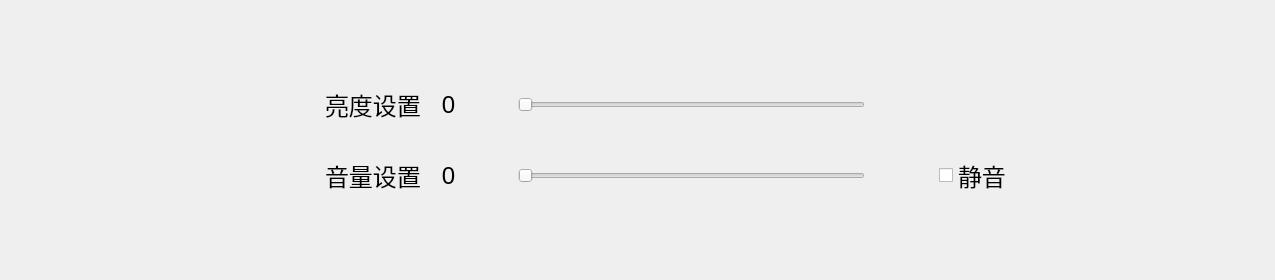
Cohen0415/YunQue-Ticker, file app/Ticker/features/settingPage/settingpage.ui: the form before one commit.
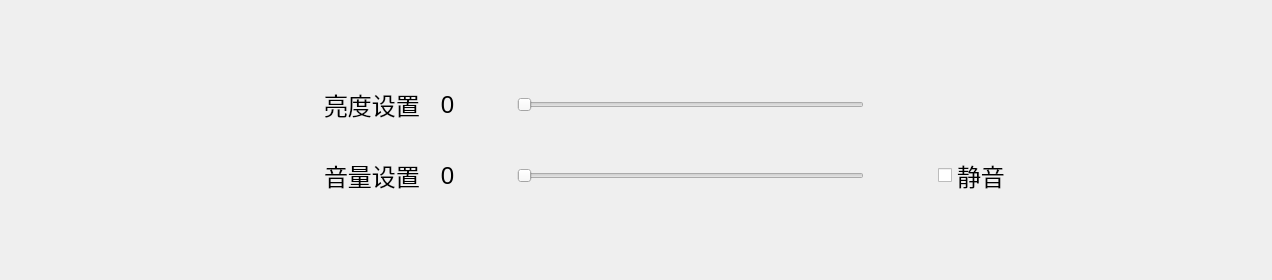
The form after the commit. Icons and pictures are not drawn.

Commit message: update: qt: 统一调整各页面宽度；其中 wifiPage 修改为使用多页面

```diff
--- a/app/Ticker/features/settingPage/settingpage.ui
+++ b/app/Ticker/features/settingPage/settingpage.ui
@@ -6,7 +6,7 @@
    <rect>
     <x>0</x>
     <y>0</y>
-    <width>1275</width>
+    <width>1272</width>
     <height>280</height>
    </rect>
   </property>
@@ -18,7 +18,7 @@
   </property>
   <property name="minimumSize">
    <size>
-    <width>1275</width>
+    <width>1272</width>
     <height>0</height>
    </size>
   </property>
@@ -116,6 +116,65 @@
           <pointsize>18</pointsize>
          </font>
         </property>
+        <property name="styleSheet">
+         <string notr="true">/* 滑块的基本样式 */
+#backlightHarSlider::handle:horizontal,
+#soundHarSlider::handle:horizontal {
+    background: #3498db;              /* 滑块颜色，可根据需要调整 */
+    width: 32px;                       /* 滑块宽度 */
+    height: 32px;                      /* 滑块高度 */
+    border-radius: 16px;               /* 圆形滑块 */
+    margin: -12px 0;                   /* 保证滑块在槽中居中 */
+}
+
+/* 槽的基本样式 */
+#backlightHarSlider::groove:horizontal,
+#soundHarSlider::groove:horizontal {
+    background: #dddddd;               /* 可自定义槽体颜色 */
+    height: 8px;                       /* 槽体厚度 */
+    border-radius: 4px;
+}
+
+/* 进度填充颜色 */
+#backlightHarSlider::sub-page:horizontal,
+#soundHarSlider::sub-page:horizontal {
+    background: #3498db;
+    border-radius: 4px;
+}
+
+/* 其它部分填充颜色 */
+#backlightHarSlider::add-page:horizontal,
+#soundHarSlider::add-page:horizontal {
+    background: #e0e0e0;
+    border-radius: 4px;
+}
+
+/* 禁用状态下滑块的样式 */
+#backlightHarSlider::handle:disabled,
+#soundHarSlider::handle:disabled {
+    background: #cccccc;               /* 修改为灰色 */
+}
+
+/* 禁用状态下槽的样式 */
+#backlightHarSlider::groove:disabled,
+#soundHarSlider::groove:disabled {
+    background: #eeeeee;               /* 修改为灰色 */
+}
+
+/* 禁用状态下的进度填充样式 */
+#backlightHarSlider::sub-page:disabled:horizontal,
+#soundHarSlider::sub-page:disabled:horizontal {
+    background: #bbbbbb;               /* 设为较浅的灰色 */
+    border-radius: 4px;
+}
+
+/* 复选框的样式 */
+QCheckBox::indicator {
+    width: 35px;
+    height: 35px;
+}
+</string>
+        </property>
         <property name="text">
          <string>亮度设置</string>
         </property>
```
The commit also changes 3 other files.
